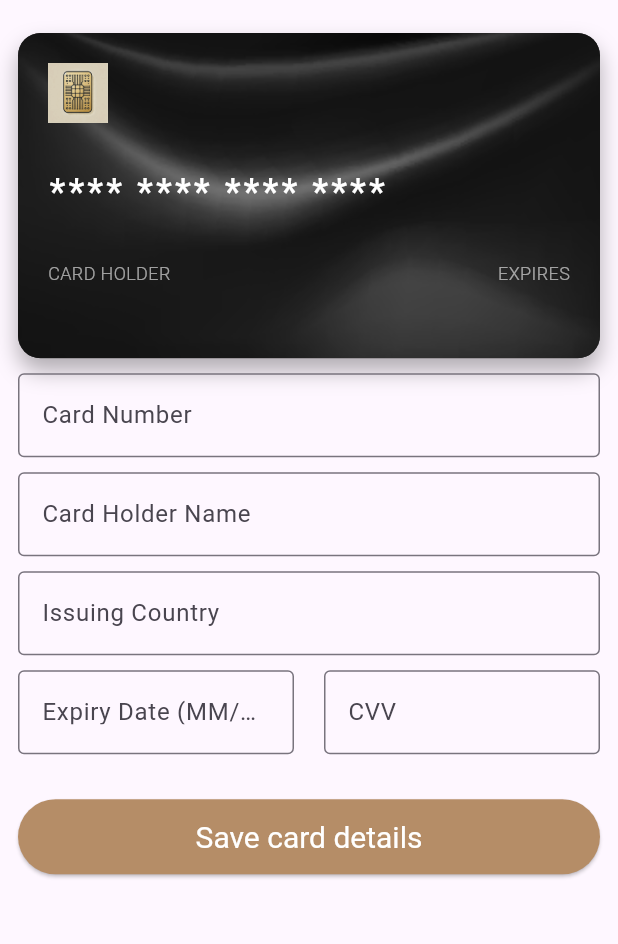
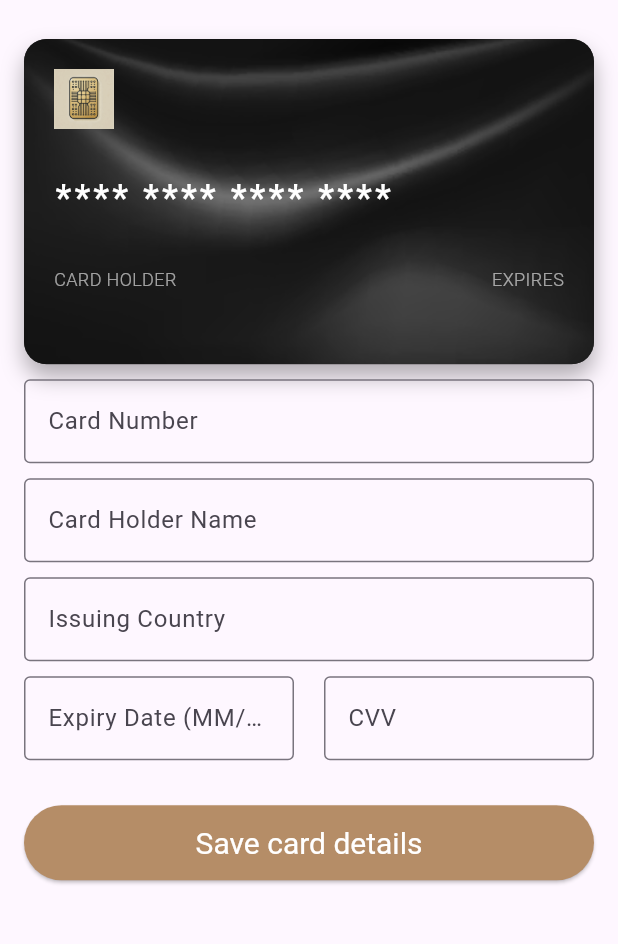
Before and after one commit to MokwatsiM/credit-card-validation, a Flutter app: the screen it shows after launch, on a phone screen of 412 x 824 dp, the part 84-1028 px from its top. Run offline on Flutter 3.47's test engine with Material 3 defaults, Android fonts, the light colour scheme and no system bars; our stand-ins replace carousel_slider, flutter_riverpod, hive; missing offline and left inert: flutter_credit_card_scanner; accounts and stored records are empty; generated files the repository leaves out were written again.

Commit message:
chore: ui tweeks updates

```diff
--- a/lib/features/capture_card_details/views/credit_card_screen.dart
+++ b/lib/features/capture_card_details/views/credit_card_screen.dart
@@ -65,7 +65,7 @@ class CreditCardScreen extends ConsumerWidget {
         ],
       ),
       body: Padding(
-        padding: const EdgeInsets.all(12.0),
+        padding: const EdgeInsets.all(16.0),
         child: SingleChildScrollView(
           child: Column(
             mainAxisAlignment: MainAxisAlignment.center,
--- a/lib/features/list_card_details/views/credit_cards_list_screen.dart
+++ b/lib/features/list_card_details/views/credit_cards_list_screen.dart
@@ -22,7 +22,7 @@ class CreditCardsListScreen extends ConsumerWidget {
       ),
       body: savedCards.isNotEmpty
           ? Padding(
-              padding: const EdgeInsets.all(20),
+              padding: const EdgeInsets.all(16),
               child: Center(
                 child: CarouselSlider(
                   items: savedCards
--- a/lib/main.dart
+++ b/lib/main.dart
@@ -12,7 +12,6 @@ import 'package:path_provider/path_provider.dart';
 void main() async {
   WidgetsFlutterBinding.ensureInitialized();
   final appDocumentDir = await getApplicationDocumentsDirectory();
-
 
   final hiveStoragePath = Directory('${appDocumentDir.path}/hive_data');
 
@@ -42,9 +41,6 @@ class MyApp extends StatelessWidget {
   Widget build(BuildContext context) {
     return MaterialApp(
       title: 'Credit Card Capture App',
-      // theme: ThemeData(
-      //   primaryColor: AppColors.colorE5D1B2,
-      // ),
       home: CreditCardScreen(),
       onGenerateRoute: (settings) {
         switch (settings.name) {
```
